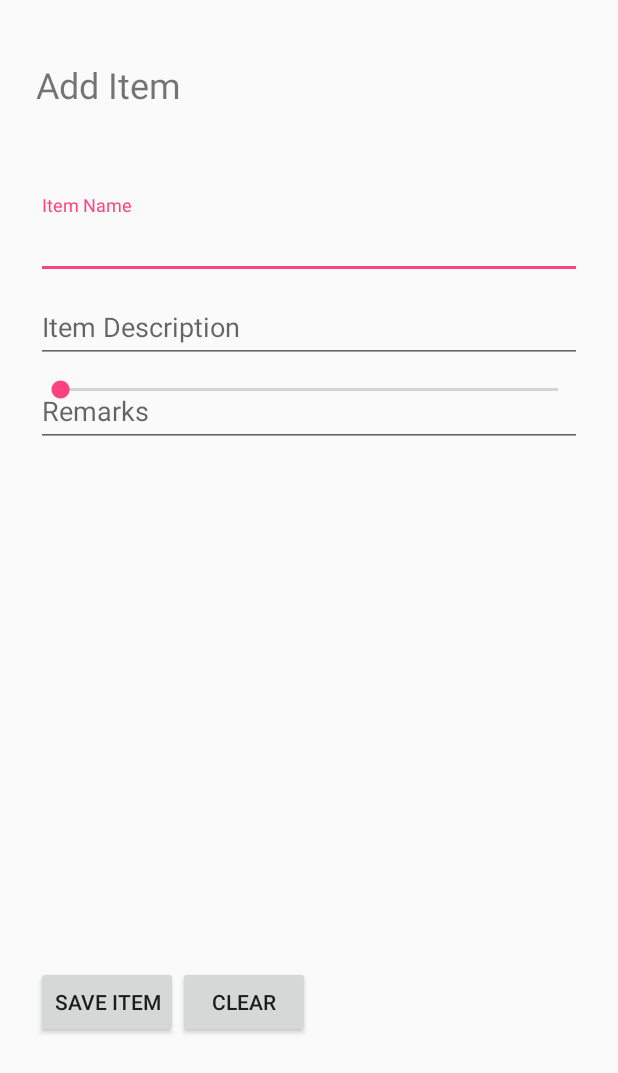
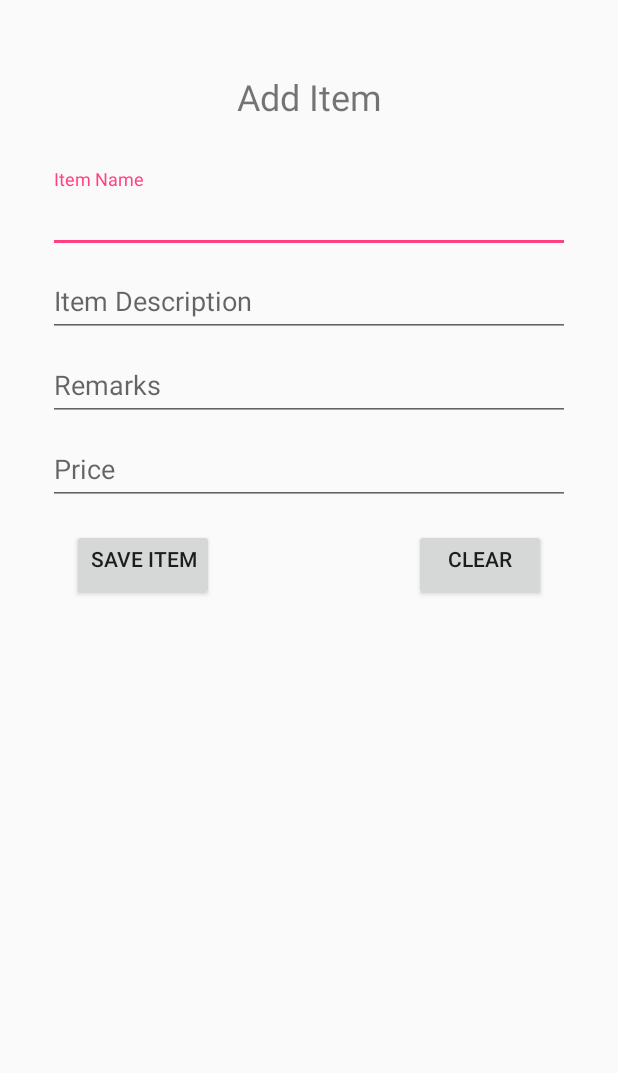
Before and after one commit to nurzanjefry/GeraiSidewalk, an Android app: the CreateItem screen opened directly, with no data from a screen before it, on a phone screen of 412 x 824 dp. Shown: the top 1073 px of the screen. Run offline under Robolectric (Android 15) with nearby library versions, the phone set to English and light mode, and no system bars.

Commit message:
change layout and include numeric TextEditInput on create_item activity declare all TextEdit, button and add setOnClickListener for button saveItemButton

```diff
--- a/app/src/main/java/com/dev/nurzan/gerai_sidewalk/CreateItem.java
+++ b/app/src/main/java/com/dev/nurzan/gerai_sidewalk/CreateItem.java
@@ -7,6 +7,7 @@ import android.os.Bundle;
 import android.support.v7.widget.CardView;
 import android.util.Log;
 import android.view.View;
+import android.widget.Button;
 import android.widget.EditText;
 
 /**
@@ -17,11 +18,31 @@ import android.widget.EditText;
 public class CreateItem extends AppCompatActivity {
 
     private static final String TAG = "CreateItem";
-
+    EditText itemName, itemDesc, itemRemark, itemPrice;
+    Button saveItemButton, clearItemButton;
     @Override
     protected void onCreate(@Nullable Bundle saveInstanceState) {
         super.onCreate(saveInstanceState);
         Log.d(TAG, "onCreate: CreateItem started");
         setContentView(R.layout.create_item);
+
+        itemName = findViewById(R.id.itemName);
+        itemDesc = findViewById(R.id.itemDesc);
+        itemRemark = findViewById(R.id.itemRemark);
+        itemPrice = findViewById(R.id.itemPrice);
+        saveItemButton = findViewById(R.id.saveItemButton);
+        clearItemButton = findViewById(R.id.clearItemButton);
+
+        saveItemButton.setOnClickListener(new View.OnClickListener() {
+            @Override
+            public void onClick(View view) {
+                // TODO: 6/9/2018 save to database
+                Log.d(TAG, "\nsaveItemButton clicked: " +
+                        "\nitemName: " + itemName.getText().toString()
+                        + "\nitemDesc: " + itemDesc.getText().toString()
+                        + "\nitemRemark: " + itemRemark.getText().toString()
+                        + "\nitemPrice: " + itemPrice.getText().toString());
+            }
+        });
     }
 }
--- a/app/src/main/res/layout/create_item.xml
+++ b/app/src/main/res/layout/create_item.xml
@@ -1,26 +1,43 @@
 <?xml version="1.0" encoding="utf-8"?>
-<RelativeLayout xmlns:android="http://schemas.android.com/apk/res/android"
+<android.support.constraint.ConstraintLayout xmlns:android="http://schemas.android.com/apk/res/android"
+    xmlns:app="http://schemas.android.com/apk/res-auto"
+    xmlns:tools="http://schemas.android.com/tools"
     android:layout_width="match_parent"
     android:layout_height="match_parent"
     android:orientation="vertical"
-    android:padding="24dp">
+    android:padding="24dp"
+    >
 
     <TextView
+        android:id="@+id/nameTextView"
         android:layout_width="wrap_content"
         android:layout_height="wrap_content"
         android:layout_alignParentTop="true"
-        android:layout_marginTop="16dp"
+        android:layout_marginEnd="24dp"
+        android:layout_marginStart="24dp"
+        android:layout_marginTop="24dp"
+        android:gravity="center_horizontal"
         android:text="Add Item"
         android:textSize="24sp"
-        android:id="@+id/nameTextView"/>
+        app:layout_constraintEnd_toEndOf="parent"
+        app:layout_constraintStart_toStartOf="parent"
+        app:layout_constraintTop_toTopOf="parent"
+
+        />
 
     <LinearLayout
+        android:id="@+id/createItemLinearLayout"
         android:layout_width="match_parent"
         android:layout_height="wrap_content"
         android:layout_alignParentTop="true"
         android:layout_centerHorizontal="true"
-        android:layout_marginTop="106dp"
-        android:orientation="vertical">
+        android:layout_marginEnd="8dp"
+        android:layout_marginStart="8dp"
+        android:layout_marginTop="32dp"
+        android:orientation="vertical"
+        app:layout_constraintEnd_toEndOf="parent"
+        app:layout_constraintStart_toStartOf="parent"
+        app:layout_constraintTop_toBottomOf="@+id/nameTextView">
 
 
         <android.support.design.widget.TextInputLayout
@@ -64,36 +81,52 @@
 
         </android.support.design.widget.TextInputLayout>
 
+        <android.support.design.widget.TextInputLayout
+            android:layout_width="match_parent"
+            android:layout_height="wrap_content"
+            android:layout_centerInParent="true">
+
+
+            <android.support.design.widget.TextInputEditText
+                android:id="@+id/itemPrice"
+                android:layout_width="match_parent"
+                android:layout_height="wrap_content"
+                android:hint="Price"
+                android:inputType="numberDecimal"/>
+
+        </android.support.design.widget.TextInputLayout>
+
+
     </LinearLayout>
 
 
-    <SeekBar
-        android:id="@+id/seekBar"
-        android:layout_width="match_parent"
-        android:layout_height="20dp"
-        android:layout_alignParentStart="true"
-        android:layout_alignParentTop="true"
-        android:layout_marginTop="226dp" />
-
     <GridLayout
+        android:id="@+id/gridLayout"
         android:layout_width="match_parent"
         android:layout_height="wrap_content"
         android:layout_alignParentBottom="true"
         android:layout_centerHorizontal="true"
-        android:layout_marginBottom="108dp">
+        android:layout_marginEnd="24dp"
+        android:layout_marginStart="24dp"
+        android:layout_marginTop="16dp"
+        app:layout_constraintEnd_toEndOf="parent"
+        app:layout_constraintStart_toStartOf="parent"
+        app:layout_constraintTop_toBottomOf="@+id/createItemLinearLayout">
 
         <Button
             android:id="@+id/saveItemButton"
             android:layout_width="wrap_content"
             android:layout_height="wrap_content"
-            android:text="Save Item" />
+            android:text="Save Item"
+            android:gravity="center_horizontal"/>
 
         <Button
             android:id="@+id/clearItemButton"
             android:layout_width="wrap_content"
             android:layout_height="wrap_content"
-            android:layout_column="1"
+            android:layout_column="2"
             android:layout_row="0"
+            android:gravity="center_horizontal"
             android:text="Clear" />
 
     </GridLayout>
@@ -101,6 +134,4 @@
 
 
 
-
-
-</RelativeLayout>
+</android.support.constraint.ConstraintLayout>
```
